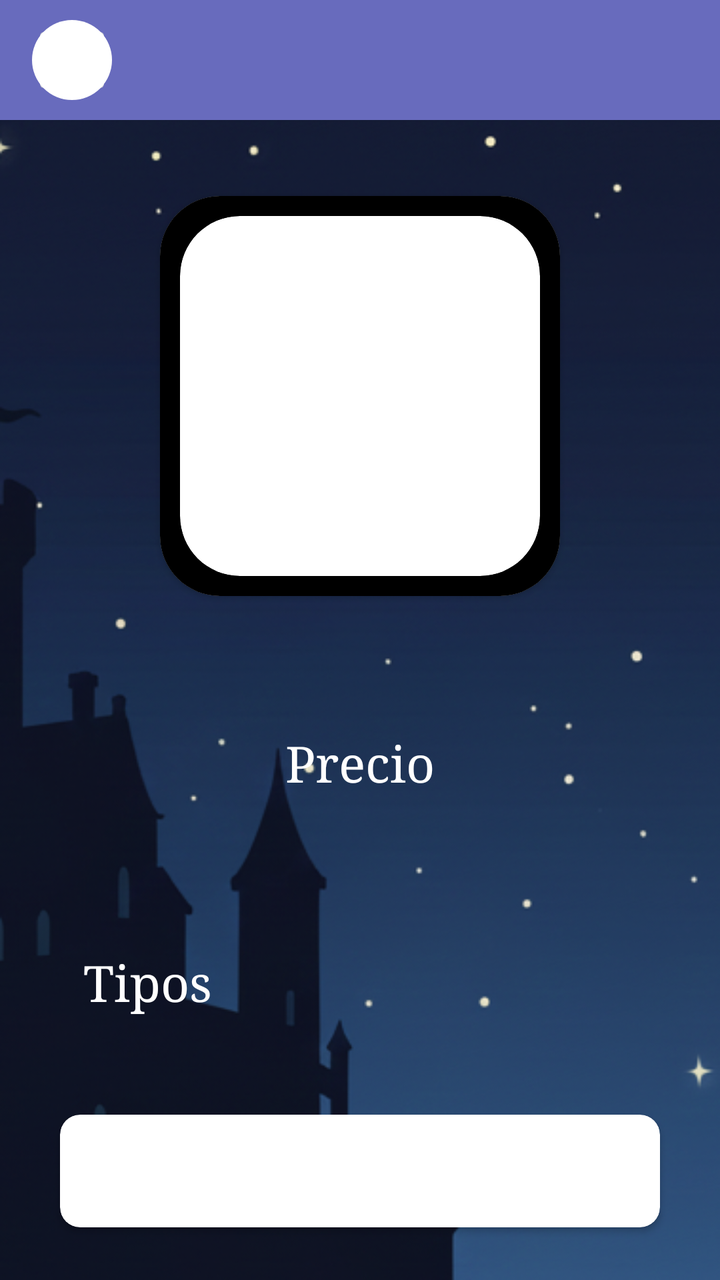
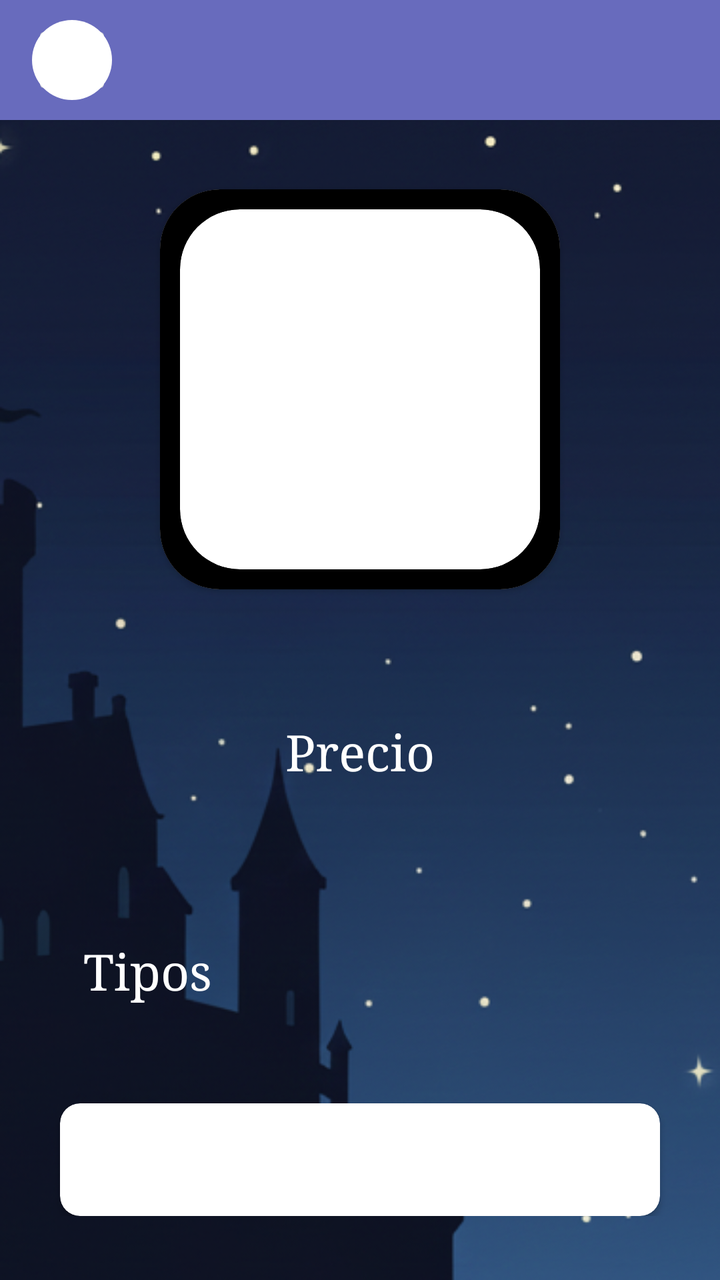

Screens rendered from an Android XML layout before and after an edit, with the pre-edit source and the edit as a unified diff.
<!-- AndroidManifest.xml: application theme Theme.LaPosada -->
<!-- res/layout/activity_food_description.xml -->
<?xml version="1.0" encoding="utf-8"?>
<androidx.constraintlayout.widget.ConstraintLayout xmlns:android="http://schemas.android.com/apk/res/android"
    xmlns:app="http://schemas.android.com/apk/res-auto"
    xmlns:tools="http://schemas.android.com/tools"
    android:id="@+id/main"
    android:layout_width="match_parent"
    android:layout_height="match_parent"
    tools:context=".pantallas.menuComida.FoodDescriptionActivity"
    android:background="@drawable/fondo_default"
    >

    <androidx.constraintlayout.widget.ConstraintLayout
        android:id="@+id/layout_topBar"
        android:layout_width="match_parent"
        android:layout_height="60dp"
        android:background="@color/purple_blue"
        app:layout_constraintTop_toTopOf="parent"
        app:layout_constraintStart_toStartOf="parent"
        app:layout_constraintEnd_toEndOf="parent">

        <ImageButton
            android:id="@+id/buttonBack"
            android:layout_width="40dp"
            android:layout_height="40dp"
            android:layout_marginStart="16dp"
            android:src="@drawable/circle_white"
            android:padding="0dp"
            app:layout_constraintBottom_toBottomOf="parent"
            app:layout_constraintStart_toStartOf="parent"
            app:layout_constraintTop_toTopOf="parent"
            app:tint="@null" />


        <TextView
            android:layout_width="wrap_content"
            android:layout_height="wrap_content"
            android:textColor="@color/white"
            android:textSize="20sp"
            app:layout_constraintBottom_toBottomOf="parent"
            app:layout_constraintEnd_toEndOf="parent"
            app:layout_constraintStart_toStartOf="parent"
            app:layout_constraintTop_toTopOf="parent" />

    </androidx.constraintlayout.widget.ConstraintLayout>

    <androidx.cardview.widget.CardView
        android:id="@+id/cardView_imageFood"
        android:layout_width="200dp"
        android:layout_height="0dp"
        app:layout_constraintDimensionRatio="1:1"
        app:layout_constraintTop_toBottomOf="@id/layout_topBar"
        app:layout_constraintBottom_toBottomOf="parent"
        app:layout_constraintStart_toStartOf="parent"
        app:layout_constraintEnd_toEndOf="parent"
        app:layout_constraintVertical_bias="0.1"
        app:cardCornerRadius="30dp"
        android:padding="10dp"
        >
        <LinearLayout
            android:layout_width="match_parent"
            android:layout_height="match_parent"
            android:background="@color/black"
            android:padding="10dp"
            >
            <androidx.cardview.widget.CardView
                android:layout_width="match_parent"
                android:layout_height="match_parent"
                app:cardCornerRadius="30dp"
                >
                <LinearLayout
                    android:id="@+id/layout_imageFood"
                    android:layout_width="match_parent"
                    android:layout_height="match_parent"
                    android:orientation="vertical"
                    />
            </androidx.cardview.widget.CardView>
        </LinearLayout>
    </androidx.cardview.widget.CardView>
    <TextView
        android:layout_width="wrap_content"
        android:layout_height="wrap_content"
        app:layout_constraintTop_toBottomOf="@id/cardView_imageFood"
        app:layout_constraintBottom_toBottomOf="parent"
        app:layout_constraintStart_toStartOf="parent"
        app:layout_constraintEnd_toEndOf="parent"
        app:layout_constraintVertical_bias="0.05"
        android:textColor="@color/white"
        android:textSize="30sp"
        android:fontFamily="serif"
        android:id="@+id/textView_foodName"
        />
    <TextView
        android:layout_width="wrap_content"
        android:layout_height="wrap_content"
        app:layout_constraintTop_toBottomOf="@id/textView_foodName"
        app:layout_constraintBottom_toBottomOf="parent"
        app:layout_constraintStart_toStartOf="parent"
        app:layout_constraintEnd_toEndOf="parent"
        app:layout_constraintVertical_bias="0.05"
        android:textColor="@color/white"
        android:textSize="25sp"
        android:fontFamily="serif"
        android:id="@+id/textView_priceTitle"
        android:text="@string/priceTitle"
        />
    <TextView
        android:layout_width="wrap_content"
        android:layout_height="wrap_content"
        app:layout_constraintTop_toBottomOf="@id/textView_priceTitle"
        app:layout_constraintStart_toStartOf="parent"
        app:layout_constraintEnd_toEndOf="parent"
        android:layout_margin="10dp"
        android:textColor="@color/white"
        android:textSize="40sp"
        android:fontFamily="serif"
        android:id="@+id/textView_price"
        />
    <TextView
        android:layout_width="wrap_content"
        android:layout_height="wrap_content"
        app:layout_constraintTop_toBottomOf="@id/textView_price"
        app:layout_constraintStart_toStartOf="parent"
        app:layout_constraintEnd_toEndOf="parent"
        android:layout_margin="15dp"
        app:layout_constraintHorizontal_bias="0.1"
        android:textColor="@color/white"
        android:textSize="25sp"
        android:fontFamily="serif"
        android:id="@+id/textView_tipos"
        android:text="@string/tiposTitle"
        />
    <androidx.recyclerview.widget.RecyclerView
        android:id="@+id/recyclerView_tipos"
        android:layout_width="match_parent"
        android:layout_height="wrap_content"
        app:layout_constraintTop_toBottomOf="@id/textView_tipos"
        app:layout_constraintStart_toStartOf="parent"
        app:layout_constraintEnd_toEndOf="parent"
        app:layout_constraintVertical_bias="0.1"
        app:layout_constraintHorizontal_bias="0.1"
        android:layout_margin="20dp"
        />
    <androidx.cardview.widget.CardView
        android:layout_width="match_parent"
        android:layout_height="wrap_content"
        android:layout_margin="30dp"
        app:cardCornerRadius="10dp"
        app:cardBackgroundColor="@color/white"
        app:layout_constraintTop_toBottomOf="@id/recyclerView_tipos"
        app:layout_constraintStart_toStartOf="parent"
        app:layout_constraintEnd_toEndOf="parent">

        <TextView
            android:id="@+id/textView_descriptionFood"
            android:layout_width="match_parent"
            android:layout_height="wrap_content"
            android:textColor="@color/black"
            android:textSize="18sp"
            android:padding="16dp"
            />
    </androidx.cardview.widget.CardView>


</androidx.constraintlayout.widget.ConstraintLayout>
<!-- resources referenced by this layout -->
<resources>
  <color name="black">#FF000000</color>
  <color name="purple_blue">#686bbd</color>
  <color name="white">#FFFFFFFF</color>
  <!-- drawable circle_white (drawable) -->
  <?xml version="1.0" encoding="utf-8"?>
  <shape xmlns:android="http://schemas.android.com/apk/res/android"
      android:shape="oval">
      <solid android:color="@android:color/white"/>
  </shape>
  <!-- drawable fondo_default: png bitmap (drawable, 204480 bytes) -->
  <string name="priceTitle">Precio</string>
  <string name="tiposTitle">Tipos</string>
  <style name="Theme.LaPosada" parent="Base.Theme.LaPosada" />
  <style name="Base.Theme.LaPosada" parent="Theme.Material3.DayNight.NoActionBar">
          
          
      </style>
</resources>

<!-- the commit's change to res/layout/activity_food_description.xml (unified diff, before → after) -->
@@ -42,123 +42,134 @@
             app:layout_constraintTop_toTopOf="parent" />
 
     </androidx.constraintlayout.widget.ConstraintLayout>
-
-    <androidx.cardview.widget.CardView
-        android:id="@+id/cardView_imageFood"
-        android:layout_width="200dp"
+    <ScrollView
+        android:layout_width="match_parent"
         android:layout_height="0dp"
-        app:layout_constraintDimensionRatio="1:1"
         app:layout_constraintTop_toBottomOf="@id/layout_topBar"
-        app:layout_constraintBottom_toBottomOf="parent"
-        app:layout_constraintStart_toStartOf="parent"
-        app:layout_constraintEnd_toEndOf="parent"
-        app:layout_constraintVertical_bias="0.1"
-        app:cardCornerRadius="30dp"
-        android:padding="10dp"
         >
-        <LinearLayout
+        <androidx.constraintlayout.widget.ConstraintLayout
             android:layout_width="match_parent"
-            android:layout_height="match_parent"
-            android:background="@color/black"
-            android:padding="10dp"
+            android:layout_height="wrap_content"
             >
             <androidx.cardview.widget.CardView
-                android:layout_width="match_parent"
-                android:layout_height="match_parent"
+                android:id="@+id/cardView_imageFood"
+                android:layout_width="200dp"
+                android:layout_height="0dp"
+                app:layout_constraintDimensionRatio="1:1"
+                app:layout_constraintTop_toTopOf="parent"
+                app:layout_constraintBottom_toBottomOf="parent"
+                app:layout_constraintStart_toStartOf="parent"
+                app:layout_constraintEnd_toEndOf="parent"
+                app:layout_constraintVertical_bias="0.1"
                 app:cardCornerRadius="30dp"
+                android:padding="10dp"
                 >
                 <LinearLayout
-                    android:id="@+id/layout_imageFood"
                     android:layout_width="match_parent"
                     android:layout_height="match_parent"
-                    android:orientation="vertical"
+                    android:background="@color/black"
+                    android:padding="10dp"
+                    >
+                    <androidx.cardview.widget.CardView
+                        android:layout_width="match_parent"
+                        android:layout_height="match_parent"
+                        app:cardCornerRadius="30dp"
+                        >
+                        <LinearLayout
+                            android:id="@+id/layout_imageFood"
+                            android:layout_width="match_parent"
+                            android:layout_height="match_parent"
+                            android:orientation="vertical"
+                            />
+                    </androidx.cardview.widget.CardView>
+                </LinearLayout>
+            </androidx.cardview.widget.CardView>
+            <TextView
+                android:layout_width="wrap_content"
+                android:layout_height="wrap_content"
+                app:layout_constraintTop_toBottomOf="@id/cardView_imageFood"
+                app:layout_constraintBottom_toBottomOf="parent"
+                app:layout_constraintStart_toStartOf="parent"
+                app:layout_constraintEnd_toEndOf="parent"
+                app:layout_constraintVertical_bias="0.05"
+                android:textColor="@color/white"
+                android:textSize="30sp"
+                android:fontFamily="serif"
+                android:id="@+id/textView_foodName"
+                />
+            <TextView
+                android:layout_width="wrap_content"
+                android:layout_height="wrap_content"
+                app:layout_constraintTop_toBottomOf="@id/textView_foodName"
+                app:layout_constraintBottom_toBottomOf="parent"
+                app:layout_constraintStart_toStartOf="parent"
+                app:layout_constraintEnd_toEndOf="parent"
+                app:layout_constraintVertical_bias="0.05"
+                android:textColor="@color/white"
+                android:textSize="25sp"
+                android:fontFamily="serif"
+                android:id="@+id/textView_priceTitle"
+                android:text="@string/priceTitle"
+                />
+            <TextView
+                android:layout_width="wrap_content"
+                android:layout_height="wrap_content"
+                app:layout_constraintTop_toBottomOf="@id/textView_priceTitle"
+                app:layout_constraintStart_toStartOf="parent"
+                app:layout_constraintEnd_toEndOf="parent"
+                android:layout_margin="10dp"
+                android:textColor="@color/white"
+                android:textSize="40sp"
+                android:fontFamily="serif"
+                android:id="@+id/textView_price"
+                />
+            <TextView
+                android:layout_width="wrap_content"
+                android:layout_height="wrap_content"
+                app:layout_constraintTop_toBottomOf="@id/textView_price"
+                app:layout_constraintStart_toStartOf="parent"
+                app:layout_constraintEnd_toEndOf="parent"
+                android:layout_margin="15dp"
+                app:layout_constraintHorizontal_bias="0.1"
+                android:textColor="@color/white"
+                android:textSize="25sp"
+                android:fontFamily="serif"
+                android:id="@+id/textView_tipos"
+                android:text="@string/tiposTitle"
+                />
+            <androidx.recyclerview.widget.RecyclerView
+                android:id="@+id/recyclerView_tipos"
+                android:layout_width="match_parent"
+                android:layout_height="wrap_content"
+                app:layout_constraintTop_toBottomOf="@id/textView_tipos"
+                app:layout_constraintStart_toStartOf="parent"
+                app:layout_constraintEnd_toEndOf="parent"
+                app:layout_constraintVertical_bias="0.1"
+                app:layout_constraintHorizontal_bias="0.1"
+                android:layout_margin="20dp"
+                />
+            <androidx.cardview.widget.CardView
+                android:layout_width="match_parent"
+                android:layout_height="wrap_content"
+                android:layout_margin="30dp"
+                app:cardCornerRadius="10dp"
+                app:cardBackgroundColor="@color/white"
+                app:layout_constraintTop_toBottomOf="@id/recyclerView_tipos"
+                app:layout_constraintStart_toStartOf="parent"
+                app:layout_constraintEnd_toEndOf="parent">
+
+                <TextView
+                    android:id="@+id/textView_descriptionFood"
+                    android:layout_width="match_parent"
+                    android:layout_height="wrap_content"
+                    android:textColor="@color/black"
+                    android:textSize="18sp"
+                    android:padding="16dp"
                     />
             </androidx.cardview.widget.CardView>
-        </LinearLayout>
-    </androidx.cardview.widget.CardView>
-    <TextView
-        android:layout_width="wrap_content"
-        android:layout_height="wrap_content"
-        app:layout_constraintTop_toBottomOf="@id/cardView_imageFood"
-        app:layout_constraintBottom_toBottomOf="parent"
-        app:layout_constraintStart_toStartOf="parent"
-        app:layout_constraintEnd_toEndOf="parent"
-        app:layout_constraintVertical_bias="0.05"
-        android:textColor="@color/white"
-        android:textSize="30sp"
-        android:fontFamily="serif"
-        android:id="@+id/textView_foodName"
-        />
-    <TextView
-        android:layout_width="wrap_content"
-        android:layout_height="wrap_content"
-        app:layout_constraintTop_toBottomOf="@id/textView_foodName"
-        app:layout_constraintBottom_toBottomOf="parent"
-        app:layout_constraintStart_toStartOf="parent"
-        app:layout_constraintEnd_toEndOf="parent"
-        app:layout_constraintVertical_bias="0.05"
-        android:textColor="@color/white"
-        android:textSize="25sp"
-        android:fontFamily="serif"
-        android:id="@+id/textView_priceTitle"
-        android:text="@string/priceTitle"
-        />
-    <TextView
-        android:layout_width="wrap_content"
-        android:layout_height="wrap_content"
-        app:layout_constraintTop_toBottomOf="@id/textView_priceTitle"
-        app:layout_constraintStart_toStartOf="parent"
-        app:layout_constraintEnd_toEndOf="parent"
-        android:layout_margin="10dp"
-        android:textColor="@color/white"
-        android:textSize="40sp"
-        android:fontFamily="serif"
-        android:id="@+id/textView_price"
-        />
-    <TextView
-        android:layout_width="wrap_content"
-        android:layout_height="wrap_content"
-        app:layout_constraintTop_toBottomOf="@id/textView_price"
-        app:layout_constraintStart_toStartOf="parent"
-        app:layout_constraintEnd_toEndOf="parent"
-        android:layout_margin="15dp"
-        app:layout_constraintHorizontal_bias="0.1"
-        android:textColor="@color/white"
-        android:textSize="25sp"
-        android:fontFamily="serif"
-        android:id="@+id/textView_tipos"
-        android:text="@string/tiposTitle"
-        />
-    <androidx.recyclerview.widget.RecyclerView
-        android:id="@+id/recyclerView_tipos"
-        android:layout_width="match_parent"
-        android:layout_height="wrap_content"
-        app:layout_constraintTop_toBottomOf="@id/textView_tipos"
-        app:layout_constraintStart_toStartOf="parent"
-        app:layout_constraintEnd_toEndOf="parent"
-        app:layout_constraintVertical_bias="0.1"
-        app:layout_constraintHorizontal_bias="0.1"
-        android:layout_margin="20dp"
-        />
-    <androidx.cardview.widget.CardView
-        android:layout_width="match_parent"
-        android:layout_height="wrap_content"
-        android:layout_margin="30dp"
-        app:cardCornerRadius="10dp"
-        app:cardBackgroundColor="@color/white"
-        app:layout_constraintTop_toBottomOf="@id/recyclerView_tipos"
-        app:layout_constraintStart_toStartOf="parent"
-        app:layout_constraintEnd_toEndOf="parent">
+        </androidx.constraintlayout.widget.ConstraintLayout>
 
-        <TextView
-            android:id="@+id/textView_descriptionFood"
-            android:layout_width="match_parent"
-            android:layout_height="wrap_content"
-            android:textColor="@color/black"
-            android:textSize="18sp"
-            android:padding="16dp"
-            />
-    </androidx.cardview.widget.CardView>
+    </ScrollView>
 
 
 </androidx.constraintlayout.widget.ConstraintLayout>
